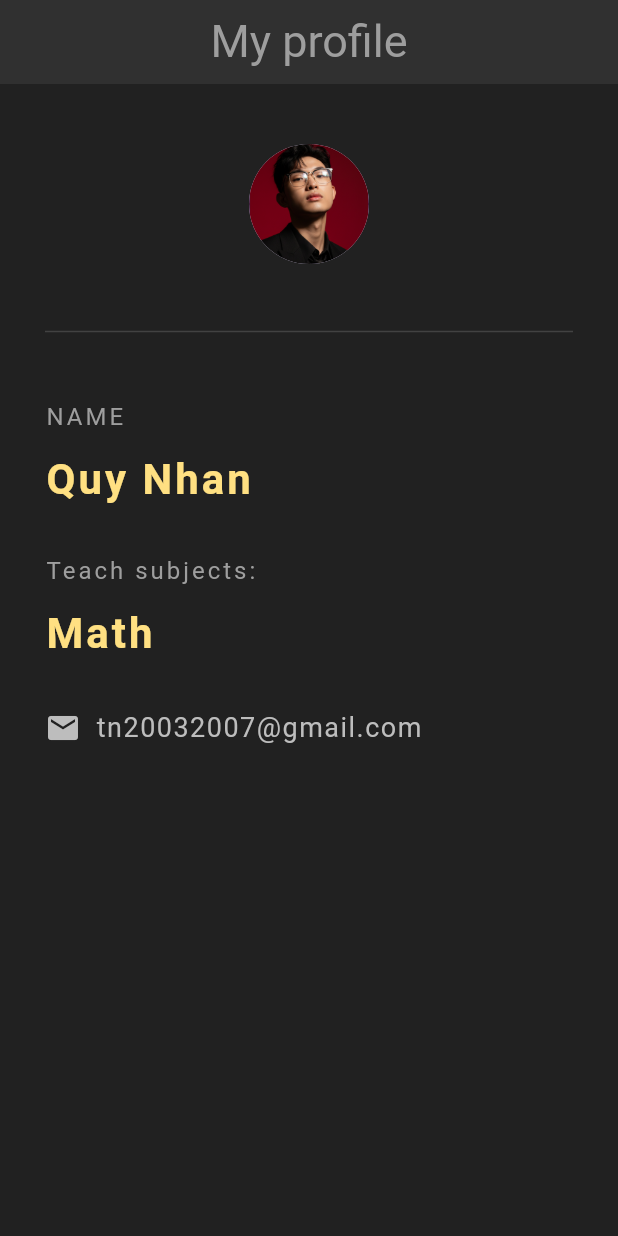
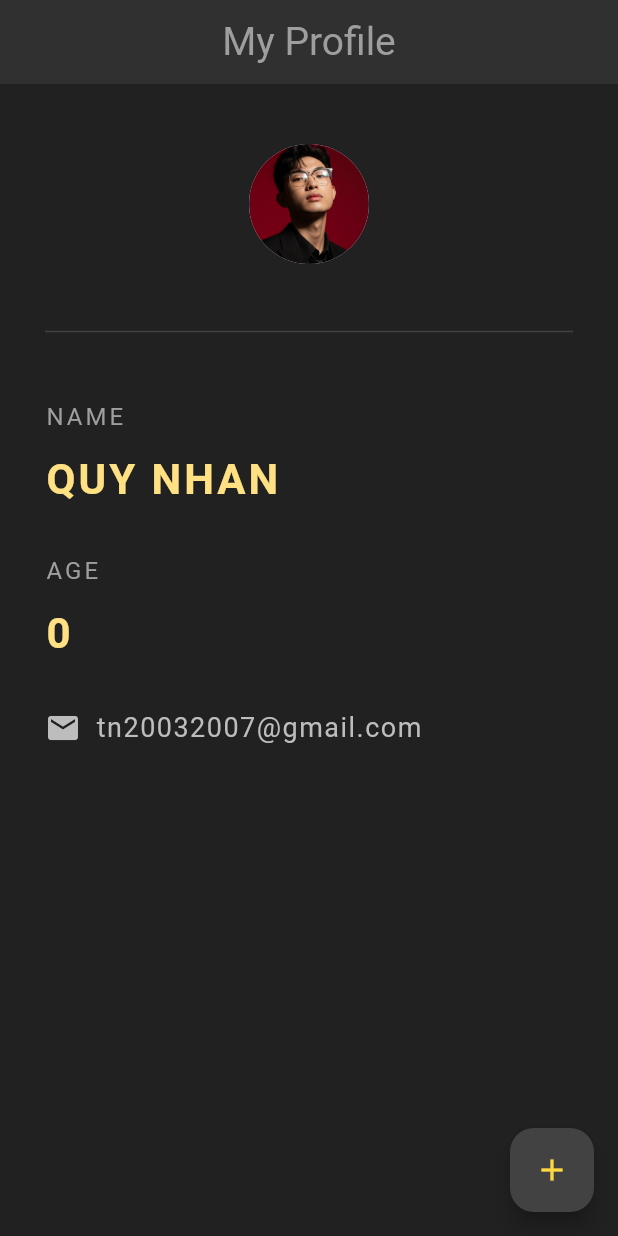
Before and after one commit to quyynhann1/Flutter-profile, a Flutter app: the screen it shows after launch, on a phone screen of 412 x 824 dp. Run offline on Flutter 3.47's test engine with Material 3 defaults, Android fonts, the phone set to English and light mode, and no system bars.

Commit message:
Add profile page using StatefulWidget and setState

```diff
--- a/lib/main.dart
+++ b/lib/main.dart
@@ -1,92 +1,7 @@
 import 'package:flutter/material.dart';
 
-void main() => runApp(MaterialApp(home: Profile()));
+import 'profile_stateful.dart';
 
-class Profile extends StatelessWidget {
-  const Profile({super.key});
-
-  @override
-  Widget build(BuildContext context) {
-    return Scaffold(
-      backgroundColor: Colors.grey[900],
-      appBar: AppBar(
-        title: const Text(
-          'My profile',
-          style: TextStyle(fontSize: 30, color: Colors.grey),
-        ),
-        centerTitle: true,
-        backgroundColor: Colors.grey[850],
-        elevation: 0.0,
-      ),
-      body: SafeArea(
-        child: Padding(
-          padding: EdgeInsets.fromLTRB(30, 40, 30, 0),
-          child: Column(
-            crossAxisAlignment: CrossAxisAlignment.start,
-            children: [
-              Center(
-                child: CircleAvatar(
-                  backgroundImage: AssetImage('assets/quynhan.png'),
-                  radius: 40,
-                ),
-              ),
-              Divider(height: 90, color: Colors.grey[800]),
-              Text(
-                'NAME',
-                style: TextStyle(
-                  color: Colors.grey,
-                  letterSpacing: 2,
-                  fontSize: 16,
-                ),
-              ),
-              SizedBox(height: 10),
-              Text(
-                'Quy Nhan',
-                style: TextStyle(
-                  color: Colors.amber[200],
-                  letterSpacing: 2,
-                  fontSize: 28,
-                  fontWeight: FontWeight.bold,
-                ),
-              ),
-              SizedBox(height: 30),
-              Text(
-                'Teach subjects: ',
-                style: TextStyle(
-                  color: Colors.grey,
-                  letterSpacing: 2,
-                  fontSize: 16,
-                ),
-              ),
-              const SizedBox(height: 10),
-              Text(
-                'Math',
-                style: TextStyle(
-                  color: Colors.amber[200],
-                  letterSpacing: 2,
-                  fontSize: 28,
-                  fontWeight: FontWeight.bold,
-                ),
-              ),
-              const SizedBox(height: 30),
-              Row(
-                children: [
-                  Icon(Icons.email, color: Colors.grey[400]),
-                  SizedBox(width: 10),
-                  Text(
-                    'tn20032007@gmail.com',
-                    style: TextStyle(
-                      color: Colors.grey[400],
-                      letterSpacing: 1,
-                      fontSize: 18,
-                    ),
-                  ),
-                ],
-              ),
-            ],
-          ),
-        ),
-      ),
-    );
-  }
+void main() {
+  runApp(const MaterialApp(home: Profile()));
 }
--- /dev/null
+++ b/lib/profile_stateful.dart
@@ -0,0 +1,108 @@
+import 'package:flutter/material.dart';
+
+void main() => runApp(MaterialApp(home: Profile()));
+
+class Profile extends StatefulWidget {
+  const Profile({super.key});
+  @override
+  State<Profile> createState() => _ProfileState();
+}
+
+class _ProfileState extends State<Profile> {
+  int age = 0;
+
+  @override
+  Widget build(BuildContext context) {
+    return Scaffold(
+      backgroundColor: Colors.grey[900],
+      appBar: AppBar(
+        title: const Text(
+          'My Profile',
+          style: TextStyle(fontSize: 26, color: Colors.grey),
+        ),
+        centerTitle: true,
+        backgroundColor: Colors.grey[850],
+        elevation: 0.0,
+      ),
+      floatingActionButton: FloatingActionButton(
+        onPressed: () {
+          setState(() {
+            age += 1;
+          });
+        },
+        backgroundColor: Colors.grey[800],
+        foregroundColor: Colors.amberAccent,
+        child: Icon(Icons.add),
+      ),
+      body: SafeArea(
+        child: Padding(
+          padding: EdgeInsets.fromLTRB(30, 40, 30, 0),
+          child: Column(
+            crossAxisAlignment: CrossAxisAlignment.start,
+            children: [
+              Center(
+                child: CircleAvatar(
+                  backgroundImage: AssetImage('assets/quynhan.png'),
+                  radius: 40,
+                ),
+              ),
+              Divider(height: 90, color: Colors.grey[800]),
+              Text(
+                'NAME',
+                style: TextStyle(
+                  color: Colors.grey,
+                  letterSpacing: 2,
+                  fontSize: 16,
+                ),
+              ),
+              SizedBox(height: 10),
+              Text(
+                'QUY NHAN',
+                style: TextStyle(
+                  color: Colors.amber[200],
+                  letterSpacing: 2,
+                  fontSize: 28,
+                  fontWeight: FontWeight.bold,
+                ),
+              ),
+              SizedBox(height: 30),
+              Text(
+                'AGE',
+                style: TextStyle(
+                  color: Colors.grey,
+                  letterSpacing: 2,
+                  fontSize: 16,
+                ),
+              ),
+              const SizedBox(height: 10),
+              Text(
+                '$age',
+                style: TextStyle(
+                  color: Colors.amber[200],
+                  letterSpacing: 2,
+                  fontSize: 28,
+                  fontWeight: FontWeight.bold,
+                ),
+              ),
+              const SizedBox(height: 30),
+              Row(
+                children: [
+                  Icon(Icons.email, color: Colors.grey[400]),
+                  SizedBox(width: 10),
+                  Text(
+                    'tn20032007@gmail.com',
+                    style: TextStyle(
+                      color: Colors.grey[400],
+                      letterSpacing: 1,
+                      fontSize: 18,
+                    ),
+                  ),
+                ],
+              ),
+            ],
+          ),
+        ),
+      ),
+    );
+  }
+}
--- a/pubspec.yaml
+++ b/pubspec.yaml
@@ -60,6 +60,7 @@ flutter:
   # To add assets to your application, add an assets section, like this:
   assets:
     - assets/quynhan.png
+    - assets/hinhnen.png
 
 
   # An image asset can refer to one or more resolution-specific "variants", see
```
Also changed, not shown: assets/hinhnen.png (added).
